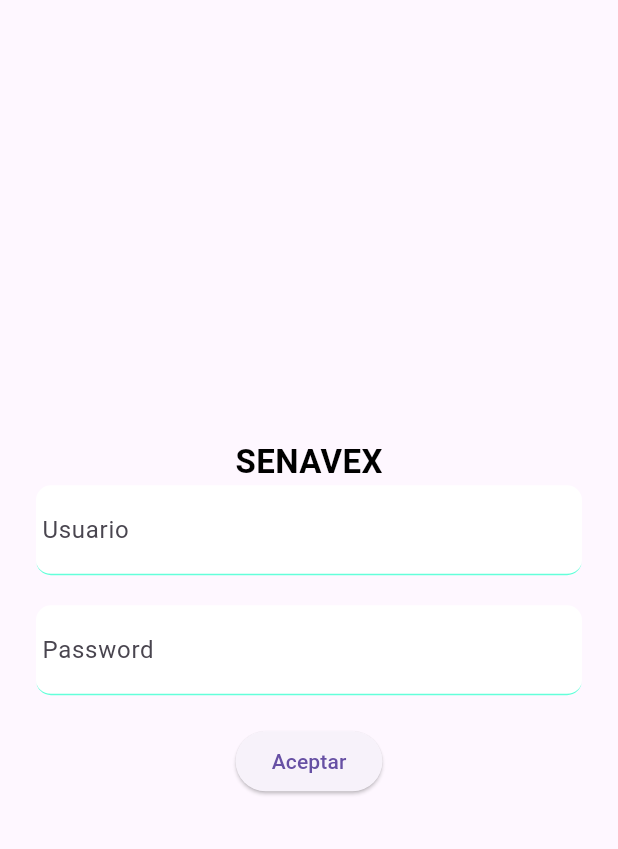
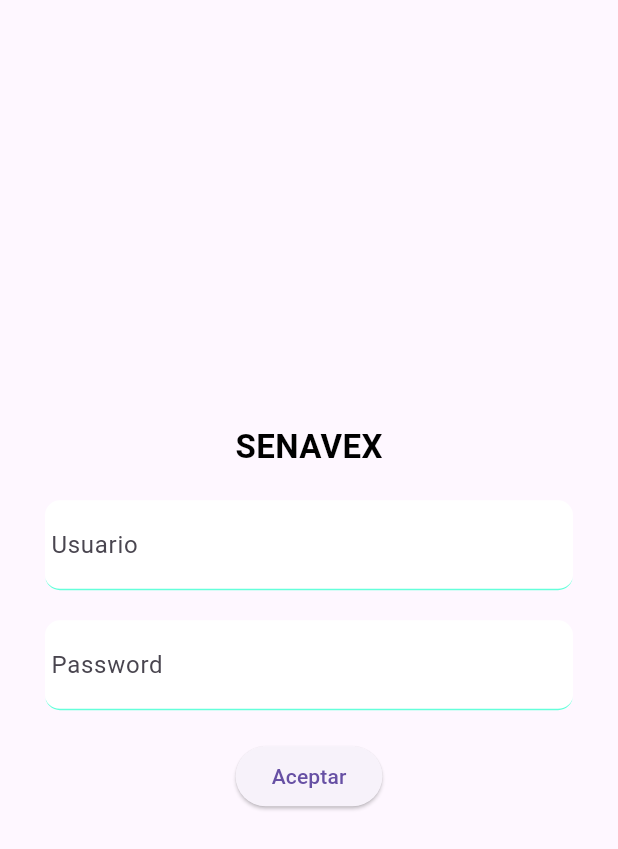
Before and after one commit to JaimeAngelC/sisconsultasflutter, a Flutter app: the screen it shows after launch, on a phone screen of 412 x 824 dp. Shown: the top 849 px of the screen. Run offline on Flutter 3.47's test engine with Material 3 defaults, Android fonts, the phone set to English and light mode, and no system bars; our stand-ins replace flutter_secure_storage.

Commit message:
cambios de casa

```diff
--- a/lib/features/auth/presentation/pages/login_page.dart
+++ b/lib/features/auth/presentation/pages/login_page.dart
@@ -9,15 +9,17 @@
 
   @override
   Widget build(BuildContext context) {
-
     return Scaffold(
       body: Center(
+        child: ConstrainedBox(
+          constraints: const BoxConstraints(maxWidth: 400),
           child: Padding(
             padding: const EdgeInsets.symmetric(horizontal: 24),
             child: Column(
               mainAxisAlignment: MainAxisAlignment.center,
               children: [
                 TitleLogin(),
+                SizedBox(height: 20),
                 TextoUsuario(),
                 SizedBox(height: 20),
                 TextoContrasena(),
@@ -27,6 +29,7 @@
             ),
           ),
         ),
+      ),
     );
   }
 }
```
Also changed, not shown: lib/features/auth/presentation/pages/empresas_pago.dart (added, +15 -0 lines), pubspec.lock. Lines whose indentation alone changed are shown as unchanged.
